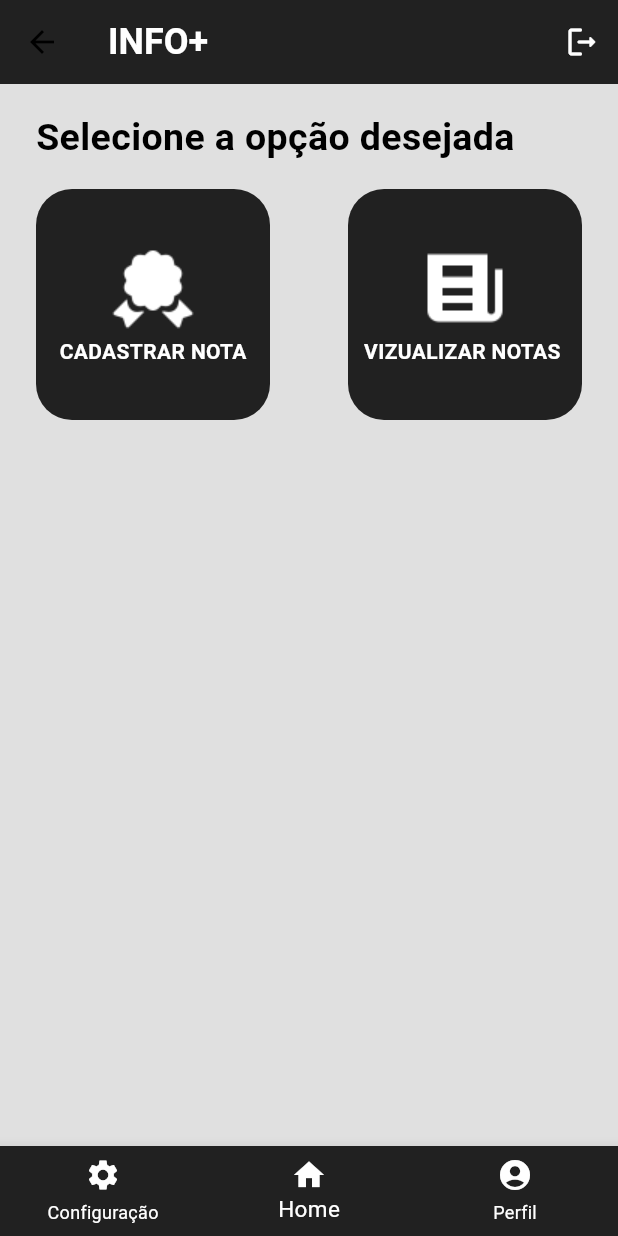
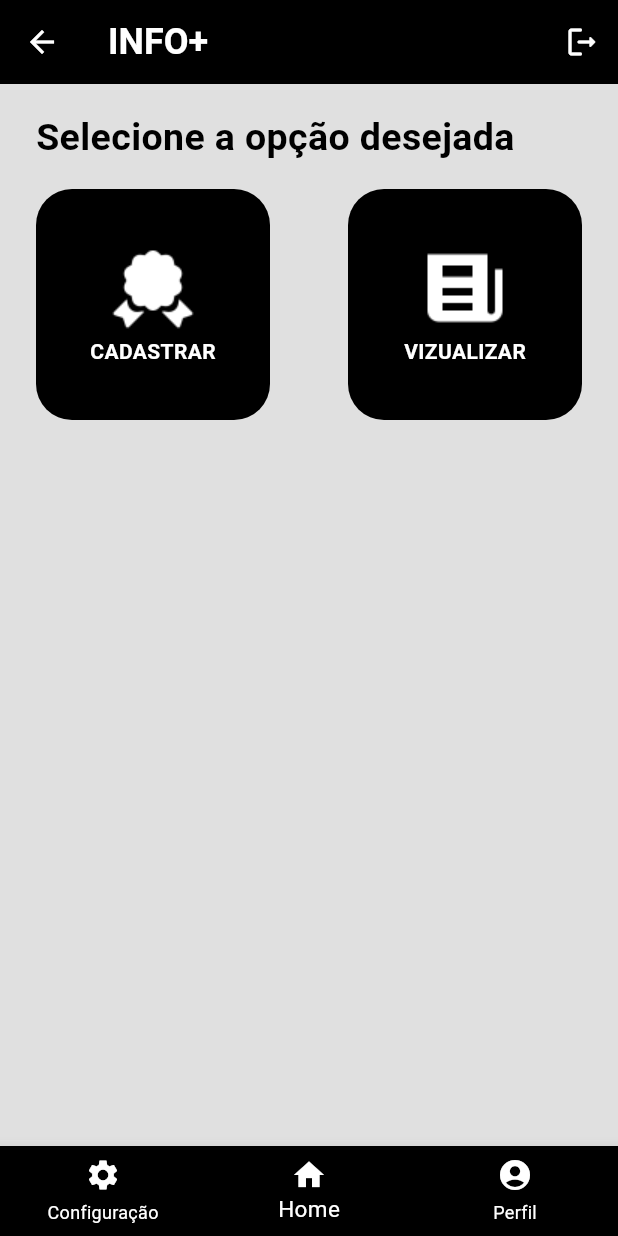
Before and after one commit to JohnVictorReis/Infoplus, a Flutter app: the PaginaNotaProfessor screen opened directly, on a phone screen of 412 x 824 dp. Run offline on Flutter 3.47's test engine with Material 3 defaults, Android fonts, the phone set to English and light mode, and no system bars; our stand-ins replace cloud_firestore, csv, file_picker, firebase_auth, firebase_core, get and 1 more; missing offline and left inert: flutter_web_browser; accounts and stored records are empty.

Commit message:
Ajustado cores e imports da página

```diff
--- a/lib/Pages/professor/pagina_nota_professor.dart
+++ b/lib/Pages/professor/pagina_nota_professor.dart
@@ -9,9 +9,11 @@ import 'package:projeto_infoplus/Pages/professor/envia_csv.dart';
 import 'package:projeto_infoplus/Pages/professor/mostra_csv_professor.dart';
 import 'package:projeto_infoplus/Pages/admin/pagina_cadastro_aluno.dart';
 import 'package:projeto_infoplus/Pages/geral/pagina_login.dart';
+import 'package:projeto_infoplus/Pages/professor/pagina_inicial_professor.dart';
 import 'package:projeto_infoplus/Services/auth_service.dart';
 import 'package:projeto_infoplus/Pages/geral/auth_page.dart';
 import 'package:projeto_infoplus/Pages/usuario/mostra_csv.dart';
+import 'package:projeto_infoplus/Pages/professor/perfil_professor.dart';
 
 //teste pra rodar a pagina iniciar com statefull e adicionar o menu de baixo
 
@@ -51,7 +53,10 @@ class _PaginaNotaProfessorState extends State<PaginaNotaProfessor> {
     return Scaffold(
       backgroundColor: Colors.grey[300],
       appBar: AppBar(
-        backgroundColor: Colors.grey[900],
+        iconTheme: const IconThemeData(
+          color: Colors.white,
+        ),
+        backgroundColor: Colors.black,
         title: Text(
           'INFO+',
           style: GoogleFonts.roboto(
@@ -115,8 +120,8 @@ class _PaginaNotaProfessorState extends State<PaginaNotaProfessor> {
                               );
                             },
                             icon: 'assets/images/notas.png',
-                            title: 'CADASTRAR NOTA',
-                            color: Color.fromRGBO(33, 33, 33, 1),
+                            title: 'CADASTRAR',
+                            color: Colors.black,
                             fontColor: Colors.white,
                           ),
                           _cardMenu(
@@ -130,8 +135,8 @@ class _PaginaNotaProfessorState extends State<PaginaNotaProfessor> {
                               );
                             },
                             icon: 'assets/images/noticias.png',
-                            title: 'VIZUALIZAR NOTAS ',
-                            color: Color.fromRGBO(33, 33, 33, 1),
+                            title: 'VIZUALIZAR',
+                            color: Colors.black,
                             fontColor: Colors.white,
                           ),
                         ],
@@ -151,7 +156,7 @@ class _PaginaNotaProfessorState extends State<PaginaNotaProfessor> {
       bottomNavigationBar: BottomNavigationBar(
           currentIndex: _currentIndex,
           type: BottomNavigationBarType.fixed,
-          backgroundColor: Colors.grey[900],
+          backgroundColor: Colors.black,
           selectedItemColor: Colors.white,
           unselectedItemColor: Colors.white,
           selectedFontSize: 15,
@@ -170,8 +175,24 @@ class _PaginaNotaProfessorState extends State<PaginaNotaProfessor> {
               _currentIndex = index;
             });
             if (_currentIndex == 2) {
-              Navigator.pushNamed(context, '/home/user');
-            } else if (_currentIndex == 0) {}
+              Navigator.push(
+                context,
+                MaterialPageRoute(
+                  builder: (context) => PerfilProfessor(),
+                ),
+              );
+            } else if (_currentIndex == 0) {
+              // Add your configuration navigation here if needed
+            } else if (_currentIndex == 1) {
+              Navigator.push(
+                context,
+                MaterialPageRoute(
+                  builder: (context) => PaginaInicialProfessor(
+                    turmas: [],
+                  ),
+                ),
+              );
+            }
           }),
     );
 //=-=-=-=-=-=-=-=-=-=-=-=-=-=-=-=-=-=-=-=-=-=-=-=-=-=//
```
